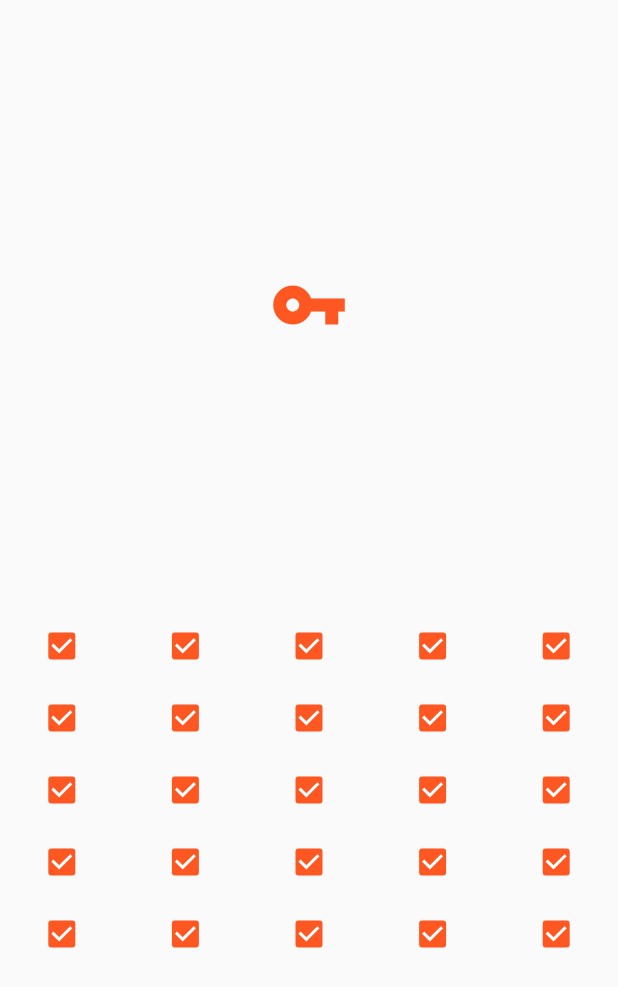
After one commit to ireero/tap_the_button, a Flutter app: the ThirdScreen screen opened directly, on a phone screen of 412 x 824 dp. The commit adds this screen. Shown: the top 987 px of the screen. Run offline on Flutter 3.47's test engine with Material 2 defaults, Android fonts, the phone set to English and light mode, and no system bars; our stand-ins replace google_fonts, shared_preferences; accounts and stored records are empty.

Commit message:
Adicionando uma nova fase e um novo estilo de padão de jogo nesta nova fase.

```diff
--- /dev/null
+++ b/lib/models/check_box_list.dart
@@ -0,0 +1,56 @@
+import 'package:flutter/material.dart';
+
+class ListCheckBox extends StatefulWidget {
+  ListCheckBox({required this.lista_checks, super.key});
+
+  List<bool> lista_checks;
+
+  @override
+  State<StatefulWidget> createState() {
+    // TODO: implement createState
+    return _ListCheckBoxState();
+  }
+}
+
+class _ListCheckBoxState extends State<ListCheckBox> {
+  @override
+  Widget build(BuildContext context) {
+    return Row(mainAxisAlignment: MainAxisAlignment.spaceAround, children: [
+      Checkbox(
+        activeColor: Colors.deepOrange,
+        onChanged: (value) => setState(() {
+          widget.lista_checks[0] = !widget.lista_checks[0];
+        }),
+        value: widget.lista_checks[0],
+      ),
+      Checkbox(
+        activeColor: Colors.deepOrange,
+        onChanged: (value) => setState(() {
+          widget.lista_checks[1] = !widget.lista_checks[1];
+        }),
+        value: widget.lista_checks[1],
+      ),
+      Checkbox(
+        activeColor: Colors.deepOrange,
+        onChanged: (value) => setState(() {
+          widget.lista_checks[2] = !widget.lista_checks[2];
+        }),
+        value: widget.lista_checks[2],
+      ),
+      Checkbox(
+        activeColor: Colors.deepOrange,
+        onChanged: (value) => setState(() {
+          widget.lista_checks[3] = !widget.lista_checks[3];
+        }),
+        value: widget.lista_checks[3],
+      ),
+      Checkbox(
+        activeColor: Colors.deepOrange,
+        onChanged: (value) => setState(() {
+          widget.lista_checks[4] = !widget.lista_checks[4];
+        }),
+        value: widget.lista_checks[4],
+      )
+    ]);
+  }
+}
--- a/lib/models/phase_control.dart
+++ b/lib/models/phase_control.dart
@@ -1,8 +1,13 @@
 import 'package:flutter/material.dart';
-import 'package:tap_the_button/screens/phases/phase1_screen.dart';
-import 'package:tap_the_button/screens/phases/phase2_screen.dart';
+import 'package:tap_the_button/screens/phases/Phase3/phase3_screen.dart';
+import 'package:tap_the_button/screens/phases/Phase1/phase1_screen.dart';
+import 'package:tap_the_button/screens/phases/Phase2/phase2_screen.dart';
 
 class PhaseControl {
-  List<Widget> listScreens = [const FirstScreen(), SecondScreen()];
+  List<Widget> listScreens = [
+    const FirstScreen(),
+    SecondScreen(),
+    const ThirdScreen()
+  ];
   List<int> listPhases = [];
 }
--- a/lib/screens/choice_screen.dart
+++ b/lib/screens/choice_screen.dart
@@ -18,7 +18,7 @@ class _ChoiceScreenState extends State<ChoiceScreen> {
   List<List<int>> list_scapes_phases = [
     [1, 1, 1],
     [1, 2, 1],
-    [2, 1, 2]
+    [1, 1, 2]
   ];
 
   @override
--- a/lib/screens/home_screen.dart
+++ b/lib/screens/home_screen.dart
@@ -14,10 +14,11 @@ class HomeScreen extends StatefulWidget {
 
   List<String> listOfTips = [
     'Tutorial, just go and you will find the route',
-    'I go where the orange goes...'
+    'I go where the orange goes...',
+    'The secret is the key'
   ];
 
-  List<double> listOfTimes = [60.0, 58.0];
+  List<double> listOfTimes = [60.0, 58.0, 50.0];
 
   @override
   State<HomeScreen> createState() {
--- a/lib/screens/phases/phase1.2.dart
+++ b/lib/screens/phases/Phase1/phase1.2.dart
@@ -1,5 +1,5 @@
 import 'package:flutter/material.dart';
-import '../../models/line_buttons.dart';
+import '../../../models/line_buttons.dart';
 
 class FirstOneOfOne extends StatefulWidget {
   const FirstOneOfOne({super.key});
--- a/lib/screens/phases/phase2.1_screen.dart
+++ b/lib/screens/phases/Phase2/phase2.1_screen.dart
@@ -1,7 +1,7 @@
 import 'package:flutter/material.dart';
 import 'package:google_fonts/google_fonts.dart';
-import 'package:tap_the_button/screens/phases/phase2.2.1.dart';
-import 'package:tap_the_button/screens/phases/phase2.2.2.dart';
+import 'package:tap_the_button/screens/phases/Phase2/phase2.2.1.dart';
+import 'package:tap_the_button/screens/phases/Phase2/phase2.2.2.dart';
 
 class PhaseTwoPOne extends StatelessWidget {
   const PhaseTwoPOne({super.key});
--- a/lib/screens/phases/phase2_screen.dart
+++ b/lib/screens/phases/Phase2/phase2_screen.dart
@@ -1,5 +1,5 @@
 import 'package:flutter/material.dart';
-import 'package:tap_the_button/screens/phases/phase2.1_screen.dart';
+import 'package:tap_the_button/screens/phases/Phase2/phase2.1_screen.dart';
 
 class SecondScreen extends StatefulWidget {
   SecondScreen({Key? key}) : super(key: key);
--- /dev/null
+++ b/lib/screens/phases/Phase3/phase3_screen.dart
@@ -0,0 +1,47 @@
+import 'package:flutter/material.dart';
+import 'package:tap_the_button/models/check_box_list.dart';
+
+class ThirdScreen extends StatefulWidget {
+  const ThirdScreen({super.key});
+
+  @override
+  State<StatefulWidget> createState() {
+    return _ThirdScreenState();
+  }
+}
+
+class _ThirdScreenState extends State<ThirdScreen> {
+  List<List<bool>> lista_de_listas_checks = [
+    [true, true, true, true, true],
+    [true, true, true, true, true],
+    [true, true, true, true, true],
+    [true, true, true, true, true],
+    [true, true, true, true, true]
+  ];
+
+  @override
+  Widget build(BuildContext context) {
+    return Scaffold(
+      body: Column(
+        mainAxisAlignment: MainAxisAlignment.spaceEvenly,
+        children: [
+          const Icon(
+            Icons.vpn_key_sharp,
+            color: Colors.deepOrange,
+            size: 52,
+          ),
+          Column(
+            mainAxisAlignment: MainAxisAlignment.center,
+            children: [
+              ListCheckBox(lista_checks: lista_de_listas_checks[0]),
+              ListCheckBox(lista_checks: lista_de_listas_checks[1]),
+              ListCheckBox(lista_checks: lista_de_listas_checks[2]),
+              ListCheckBox(lista_checks: lista_de_listas_checks[3]),
+              ListCheckBox(lista_checks: lista_de_listas_checks[4]),
+            ],
+          ),
+        ],
+      ),
+    );
+  }
+}
```
Also changed, not shown: lib/screens/phases/Phase1/phase1.1_screen.dart (renamed from lib/screens/phases/phase1.1_screen.dart), lib/screens/phases/Phase1/phase1_screen.dart (renamed from lib/screens/phases/phase1_screen.dart), lib/screens/phases/Phase2/phase2.2.1.dart (renamed from lib/screens/phases/phase2.2.1.dart), lib/screens/phases/Phase2/phase2.2.2.dart (renamed from lib/screens/phases/phase2.2.2.dart).
